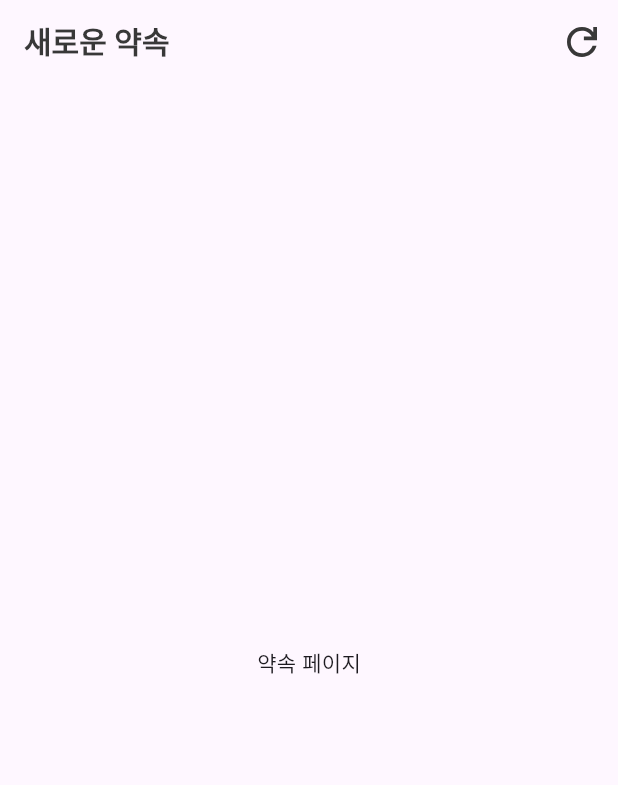
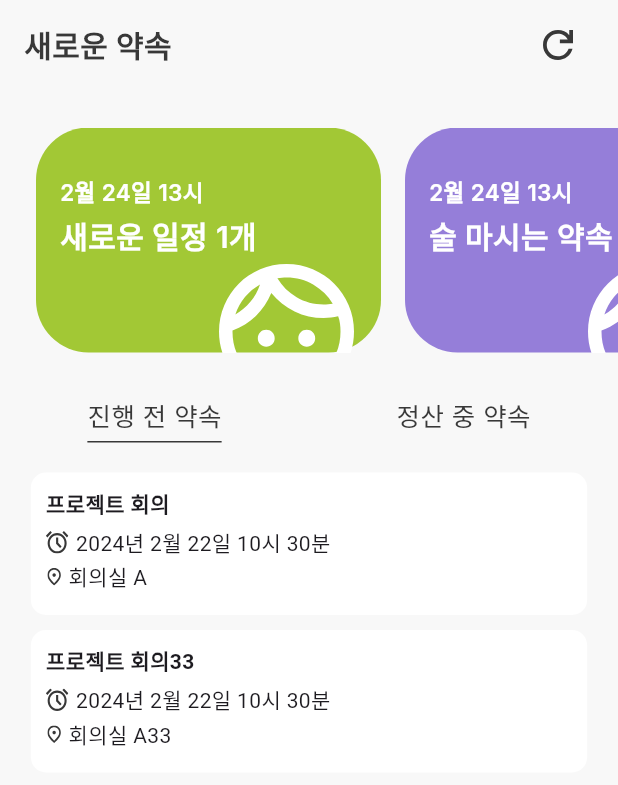
Before and after one commit to Plan-Pal/planpal-frontend, a Flutter app: the NewScheduleListScreen screen opened directly, on a phone screen of 412 x 824 dp. Shown: the top 785 px of the screen. Run offline on Flutter 3.47's test engine with Material 3 defaults, Android fonts, the phone set to English and light mode, and no system bars; our stand-ins replace flutter_secure_storage, flutter_svg, google_fonts; missing offline and left inert: kakao_flutter_sdk_user; accounts and stored records are empty.

Commit message:
[feat] 새로운 약속 스크린 구현 (#18)
* [refactor] 폴더 구조 변경

* [refactor] mock 코드 이동

* [feat] 스크린 헤더를 Appbar에서 Row로 변경

* [feat] api 관련 함수 구현

* [feat] InvitedSchedules 컨테이너 리스트 구현

* [feat] AddedSchedule 섹션별로 나누어지도록 구현

* [refactor] 폴더구조 변경으로 인한 import 문 변경

```diff
--- a/lib/api/api_service.dart
+++ b/lib/api/api_service.dart
@@ -1,3 +1,5 @@
 abstract class ApiService {
   Future<Map<String, dynamic>> getSchedules();
+  Future<Map<String, dynamic>> getInvitedSchedules();
+  Future<Map<String, dynamic>> getAddedSchedules();
 }
--- /dev/null
+++ b/lib/api/mock_api_service.dart
@@ -0,0 +1,131 @@
+import 'package:planpal_frontend/api/api_service.dart';
+
+class MockApiService implements ApiService {
+  @override
+  Future<Map<String, dynamic>> getSchedules() async {
+    return {
+      "is_success": true,
+      "code": "COMMON200",
+      "message": "성공입니다",
+      "result": {
+        "schedule_count": 3,
+        "schedules": [
+          {
+            "short_title": "짧은제목1",
+            "title": "프로젝트 회의",
+            "appointed_time": "2024-02-22T10:30:00",
+            "place": "회의실 A"
+          },
+          {
+            "short_title": "짧은제목2",
+            "title": "프로젝트 회의33",
+            "appointed_time": "2024-02-22T10:30:00",
+            "place": "회의실 A33"
+          },
+          {
+            "short_title": "짧은제목3",
+            "title": "초대일정수락테스트",
+            "appointed_time": "2024-02-24T13:30:00",
+            "place": "회의실 A33"
+          },
+          {
+            "short_title": "짧은제목3",
+            "title": "초대일정수락테스트",
+            "appointed_time": "2024-03-01T13:30:00",
+            "place": "회의실 A33"
+          }
+        ]
+      },
+    };
+  }
+
+  @override
+  Future<Map<String, dynamic>> getInvitedSchedules() async {
+    return {
+      "is_success": true,
+      "code": "COMMON200",
+      "message": "성공입니다",
+      "result": {
+        "schedule_count": 6,
+        "schedules": [
+          {
+            "title": "새로운 일정 1개",
+            "appointed_time": "2024-02-24T13:30:00",
+            "place": "회의실 A33"
+          },
+          {
+            "title": "술 마시는 약속",
+            "appointed_time": "2024-02-24T13:30:00",
+            "place": "어디역 여기술집"
+          },
+          {
+            "title": "프로젝트 회의 약속",
+            "appointed_time": "2024-02-24T13:30:00",
+            "place": "어디역 무슨카페"
+          },
+          {
+            "title": "동아리 회식 약속",
+            "appointed_time": "2024-02-24T13:30:00",
+            "place": "어떤대학교 여기술집"
+          },
+        ]
+      }
+    };
+  }
+
+  @override
+  Future<Map<String, dynamic>> getAddedSchedules() async {
+    return {
+      "is_success": true,
+      "code": "COMMON200",
+      "message": "성공입니다",
+      "result": {
+        "schedule_count": 3,
+        "schedules": [
+          {
+            "short_title": "짧은제목1",
+            "title": "프로젝트 회의",
+            "appointed_time": "2024-02-22T10:30:00",
+            "place": "회의실 A"
+          },
+          {
+            "short_title": "짧은제목2",
+            "title": "프로젝트 회의33",
+            "appointed_time": "2024-02-22T10:30:00",
+            "place": "회의실 A33"
+          },
+          {
+            "short_title": "짧은제목3",
+            "title": "초대일정수락테스트",
+            "appointed_time": "2024-03-24T13:30:00",
+            "place": "회의실 A33"
+          },
+          {
+            "short_title": "짧은제목3",
+            "title": "초대일정수락테스트",
+            "appointed_time": "2024-03-24T13:30:00",
+            "place": "회의실 A33"
+          },
+          {
+            "short_title": "짧은제목3",
+            "title": "초대일정수락테스트",
+            "appointed_time": "2024-03-24T13:30:00",
+            "place": "회의실 A33"
+          },
+          {
+            "short_title": "짧은제목3",
+            "title": "초대일정수락테스트",
+            "appointed_time": "2024-03-24T13:30:00",
+            "place": "회의실 A33"
+          },
+          {
+            "short_title": "짧은제목3",
+            "title": "초대일정수락테스트",
+            "appointed_time": "2024-03-24T13:30:00",
+            "place": "회의실 A33"
+          }
+        ]
+      }
+    };
+  }
+}
--- a/lib/api/rest_api_service.dart
+++ b/lib/api/rest_api_service.dart
@@ -15,4 +15,26 @@ class RealApiService extends ApiService {
       throw Exception('Failed to load schedules');
     }
   }
+
+  @override
+  Future<Map<String, dynamic>> getInvitedSchedules() async {
+    final response = await http.get(Uri.parse('$_baseUrl/schedules/invited'));
+
+    if (response.statusCode == 200) {
+      return jsonDecode(response.body);
+    } else {
+      throw Exception('Failed to load invited schedules');
+    }
+  }
+
+  @override
+  Future<Map<String, dynamic>> getAddedSchedules() async {
+    final response = await http.get(Uri.parse('$_baseUrl/schedules'));
+
+    if (response.statusCode == 200) {
+      return jsonDecode(response.body);
+    } else {
+      throw Exception('Failed to load invited schedules');
+    }
+  }
 }
--- a/lib/screens/new_schedule_list_screen.dart
+++ b/lib/screens/new_schedule_list_screen.dart
@@ -1,15 +1,38 @@
 import 'package:flutter/material.dart';
+import 'package:planpal_frontend/themes/colors.dart';
+import 'package:planpal_frontend/widgets/common/schedule/added_schedules_list.dart';
+import 'package:planpal_frontend/widgets/common/schedule/invited_schedules/invited_schedule_list.dart';
 import 'package:planpal_frontend/widgets/scaffolds/headers/newschedulelistpageheader.dart';
 
-class NewScheduleListScreen extends StatelessWidget {
-  const NewScheduleListScreen({super.key});
+class NewScheduleListScreen extends StatefulWidget {
+  const NewScheduleListScreen({Key? key}) : super(key: key);
 
   @override
+  // ignore: library_private_types_in_public_api
+  _NewScheduleListScreenState createState() => _NewScheduleListScreenState();
+}
+
+class _NewScheduleListScreenState extends State<NewScheduleListScreen> {
+  @override
   Widget build(BuildContext context) {
-    return const Scaffold(
-      appBar: NewScheduleListPageHeader(),
-      body: Center(
-        child: Text('약속 페이지'),
+    return Scaffold(
+      appBar: PreferredSize(
+        preferredSize: const NewScheduleListPageHeader().preferredSize,
+        child: const SafeArea(
+          child: NewScheduleListPageHeader(),
+        ),
+      ),
+      backgroundColor: AppColors.extraLightGray,
+      body: Column(
+        children: [
+          Padding(
+            padding: const EdgeInsets.only(bottom: 5.0),
+            child: NewScheduleList(),
+          ),
+          Expanded(
+            child: AddedScheduleList(),
+          ),
+        ],
       ),
     );
   }
--- a/lib/widgets/common/home_page/calendar/home_calendar.dart
+++ b/lib/widgets/common/calendar/home_calendar.dart
@@ -1,8 +1,8 @@
 import 'package:flutter/material.dart';
 import 'package:planpal_frontend/themes/colors.dart';
-import 'package:planpal_frontend/widgets/common/home_page/calendar/days_grid.dart';
-import 'package:planpal_frontend/widgets/common/home_page/calendar/month_app_bar.dart';
-import 'package:planpal_frontend/widgets/common/home_page/calendar/week_days_row.dart';
+import 'package:planpal_frontend/widgets/common/calendar/days_grid.dart';
+import 'package:planpal_frontend/widgets/common/calendar/month_app_bar.dart';
+import 'package:planpal_frontend/widgets/common/calendar/week_days_row.dart';
 
 class CustomCalendar extends StatefulWidget {
   final ValueChanged<DateTime> onDateSelected;
--- /dev/null
+++ b/lib/widgets/common/row/new_schedule_row.dart
@@ -0,0 +1,74 @@
+import 'package:flutter/material.dart';
+import 'package:planpal_frontend/themes/colors.dart';
+import 'package:planpal_frontend/themes/fonts.dart';
+
+class SectionSelector extends StatefulWidget {
+  final ValueChanged<int> onSectionSelected;
+
+  const SectionSelector({Key? key, required this.onSectionSelected})
+      : super(key: key);
+
+  @override
+  _SectionSelectorState createState() => _SectionSelectorState();
+}
+
+class _SectionSelectorState extends State<SectionSelector> {
+  int _selectedSection = 0;
+
+  @override
+  Widget build(BuildContext context) {
+    return Row(
+      mainAxisAlignment: MainAxisAlignment.spaceAround,
+      children: [
+        GestureDetector(
+          onTap: () {
+            setState(() {
+              _selectedSection = 0;
+            });
+            widget.onSectionSelected(_selectedSection);
+          },
+          child: Container(
+            padding: EdgeInsets.only(bottom: 4.0),
+            decoration: BoxDecoration(
+              border: Border(
+                bottom: BorderSide(
+                  color: _selectedSection == 0
+                      ? AppColors.darkGray
+                      : Colors.transparent,
+                  width: 1.0,
+                ),
+              ),
+            ),
+            child: Text('진행 전 약속',
+                style: AppFonts.interRegular(
+                    color: AppColors.darkGray, fontsize: 17)),
+          ),
+        ),
+        GestureDetector(
+          onTap: () {
+            setState(() {
+              _selectedSection = 1;
+            });
+            widget.onSectionSelected(_selectedSection);
+          },
+          child: Container(
+            padding: EdgeInsets.only(bottom: 4.0),
+            decoration: BoxDecoration(
+              border: Border(
+                bottom: BorderSide(
+                  color: _selectedSection == 1
+                      ? AppColors.darkGray
+                      : Colors.transparent,
+                  width: 1.0,
+                ),
+              ),
+            ),
+            child: Text('정산 중 약속',
+                style: AppFonts.interRegular(
+                    color: AppColors.darkGray, fontsize: 17)),
+          ),
+        ),
+      ],
+    );
+  }
+}
--- /dev/null
+++ b/lib/widgets/common/schedule/added_schedules_list.dart
@@ -0,0 +1,73 @@
+import 'package:flutter/material.dart';
+import 'package:planpal_frontend/api/mock_api_service.dart';
+import 'package:planpal_frontend/widgets/common/row/new_schedule_row.dart';
+import 'package:planpal_frontend/widgets/common/schedule/simple_schedule_info.dart';
+
+class AddedScheduleList extends StatefulWidget {
+  const AddedScheduleList({Key? key}) : super(key: key);
+
+  @override
+  // ignore: library_private_types_in_public_api
+  _ScheduleListState createState() => _ScheduleListState();
+}
+
+class _ScheduleListState extends State<AddedScheduleList> {
+  final MockApiService apiService = MockApiService();
+  int _selectedSection = 0;
+
+  @override
+  Widget build(BuildContext context) {
+    return Column(
+      children: [
+        SectionSelector(
+          onSectionSelected: (index) {
+            setState(() {
+              _selectedSection = index;
+            });
+          },
+        ),
+        const SizedBox(height: 20.0),
+        Expanded(
+          child: FutureBuilder<Map<String, dynamic>>(
+            future: apiService.getAddedSchedules(),
+            builder: (context, snapshot) {
+              if (snapshot.connectionState == ConnectionState.waiting) {
+                return Center(child: CircularProgressIndicator());
+              } else if (snapshot.hasError) {
+                return Text('Error: ${snapshot.error}');
+              } else {
+                final schedules = snapshot.data!['result']['schedules'];
+                final now = DateTime.now();
+                final upcomingSchedules = schedules
+                    .where((schedule) =>
+                        DateTime.parse(schedule['appointed_time']).isAfter(now))
+                    .toList();
+                final pastSchedules = schedules
+                    .where((schedule) =>
+                        DateTime.parse(schedule['appointed_time'])
+                            .isBefore(now))
+                    .toList();
+                final displaySchedules =
+                    _selectedSection == 1 ? upcomingSchedules : pastSchedules;
+                return ListView.separated(
+                  itemCount: displaySchedules.length,
+                  separatorBuilder: (context, index) =>
+                      const SizedBox(height: 10.0),
+                  itemBuilder: (context, index) {
+                    final schedule = displaySchedules[index];
+                    return InfoContainer(
+                      title: schedule['title'],
+                      time: schedule['appointed_time'],
+                      location: schedule['place'],
+                    );
+                  },
+                );
+              }
+            },
+          ),
+        ),
+        const SizedBox(height: 20.0),
+      ],
+    );
+  }
+}
--- /dev/null
+++ b/lib/widgets/common/schedule/invited_schedules/invited_schedule.dart
@@ -0,0 +1,62 @@
+import 'package:flutter/material.dart';
+import 'package:planpal_frontend/themes/colors.dart';
+import 'package:planpal_frontend/themes/fonts.dart';
+import 'package:intl/intl.dart';
+import 'package:planpal_frontend/themes/icons.dart';
+
+class InvitedScheduleWidget extends StatelessWidget {
+  final Color backgroundColor;
+  final String title;
+  final String time;
+  final String location;
+
+  InvitedScheduleWidget({
+    required this.backgroundColor,
+    required this.title,
+    required this.time,
+    required this.location,
+  });
+
+  @override
+  Widget build(BuildContext context) {
+    DateTime dateTime = DateTime.parse(time);
+    String formattedTime = DateFormat('M월 d일 HH시').format(dateTime);
+
+    return Align(
+      child: Stack(
+        children: <Widget>[
+          Container(
+            width: 230.0,
+            height: 150.0,
+            padding: EdgeInsets.all(16.0),
+            decoration: BoxDecoration(
+              color: backgroundColor,
+              borderRadius: BorderRadius.circular(35.0),
+            ),
+            child: Column(
+              crossAxisAlignment: CrossAxisAlignment.start,
+              children: <Widget>[
+                SizedBox(height: 16.0),
+                Text(formattedTime,
+                    style: AppFonts.interSemiBold(
+                        color: AppColors.white, fontsize: 15)),
+                SizedBox(height: 3.0),
+                Text(title,
+                    style: AppFonts.interSemiBold(
+                        color: AppColors.white, fontsize: 20)),
+              ],
+            ),
+          ),
+          Positioned(
+            bottom: -31,
+            right: 18,
+            child: ClipRect(
+              child: AppIcon()
+                  .getFace1Icon(color: AppColors.white, height: 90, width: 90),
+            ),
+          ),
+        ],
+      ),
+    );
+  }
+}
--- /dev/null
+++ b/lib/widgets/common/schedule/invited_schedules/invited_schedule_list.dart
@@ -0,0 +1,49 @@
+import 'package:flutter/material.dart';
+import 'package:planpal_frontend/api/api_service.dart';
+import 'package:planpal_frontend/api/mock_api_service.dart';
+import 'package:planpal_frontend/themes/colors.dart';
+import 'package:planpal_frontend/widgets/common/schedule/invited_schedules/invited_schedule.dart';
+
+class NewScheduleList extends StatelessWidget {
+  final ApiService apiService = MockApiService();
+
+  @override
+  Widget build(BuildContext context) {
+    return FutureBuilder<Map<String, dynamic>>(
+      future: apiService.getInvitedSchedules(),
+      builder: (context, snapshot) {
+        if (snapshot.connectionState == ConnectionState.waiting) {
+          return CircularProgressIndicator();
+        } else if (snapshot.hasError) {
+          return Text('Error: ${snapshot.error}');
+        } else {
+          List<Map<String, dynamic>> schedules =
+              List<Map<String, dynamic>>.from(
+                  snapshot.data!['result']['schedules']);
+          return Container(
+            height: 200.0,
+            child: ListView.builder(
+              padding: const EdgeInsets.only(left: 16.0, right: 16.0),
+              scrollDirection: Axis.horizontal,
+              itemCount: schedules.length,
+              itemBuilder: (context, index) {
+                final schedule = schedules[index];
+                return Padding(
+                  padding: const EdgeInsets.symmetric(horizontal: 8.0),
+                  child: InvitedScheduleWidget(
+                    backgroundColor: index % 2 == 0
+                        ? AppColors.primaryLime
+                        : AppColors.lightPurple,
+                    title: schedule['title'],
+                    time: schedule['appointed_time'],
+                    location: schedule['place'],
+                  ),
+                );
+              },
+            ),
+          );
+        }
+      },
+    );
+  }
+}
--- a/lib/widgets/scaffolds/headers/newschedulelistpageheader.dart
+++ b/lib/widgets/scaffolds/headers/newschedulelistpageheader.dart
@@ -14,22 +14,28 @@ class NewScheduleListPageHeader extends StatelessWidget
 
   @override
   Widget build(BuildContext context) {
-    return AppBar(
-      centerTitle: false,
-      title: Row(
+    return Container(
+      height: preferredSize.height,
+      color: AppColors.extraLightGray,
+      child: Row(
+        mainAxisAlignment: MainAxisAlignment.spaceBetween,
         children: <Widget>[
-          Text('새로운 약속',
-              style: AppFonts.interSemiBold(
-                  color: AppColors.darkGray, fontsize: 20)),
+          Padding(
+            padding: const EdgeInsets.only(left: 16.0),
+            child: Text('새로운 약속',
+                style: AppFonts.interSemiBold(
+                    color: AppColors.darkGray, fontsize: 20)),
+          ),
+          Padding(
+            padding: const EdgeInsets.only(right: 16.0),
+            child: IconButton(
+              icon: AppIcon().getReloadIcon(
+                  color: AppColors.darkGray, height: 20, width: 20),
+              onPressed: () {},
+            ),
+          ),
         ],
       ),
-      actions: <Widget>[
-        IconButton(
-          icon: AppIcon()
-              .getReloadIcon(color: AppColors.darkGray, height: 20, width: 20),
-          onPressed: () {},
-        ),
-      ],
     );
   }
 }
```
Also changed, not shown: lib/screens/home_screen.dart (+4 -4 lines), lib/widgets/common/calendar/days_grid.dart (renamed from lib/widgets/common/home_page/calendar/days_grid.dart), lib/widgets/common/calendar/month_app_bar.dart (renamed from lib/widgets/common/home_page/calendar/month_app_bar.dart), lib/widgets/common/calendar/week_days_row.dart (renamed from lib/widgets/common/home_page/calendar/week_days_row.dart), lib/widgets/common/schedule/home_shcedule_list_header.dart (renamed from lib/widgets/common/home_page/schedule/home_shcedule_list_header.dart), lib/widgets/common/schedule/simple_schedule_info.dart (renamed from lib/widgets/common/home_page/schedule/simple_schedule_info.dart), 1 other file.
